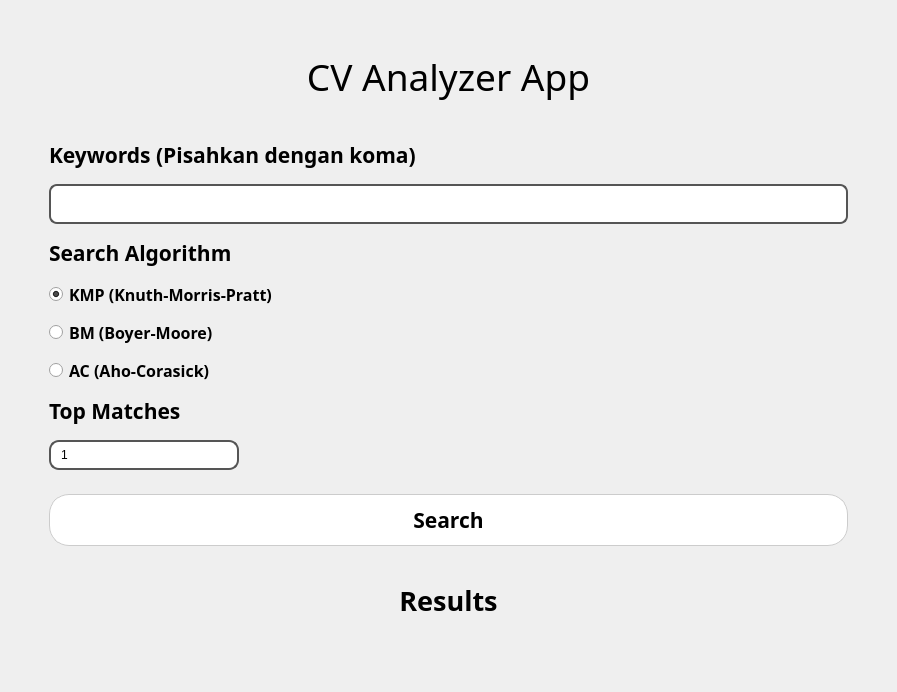
Old version of the form src/ui/main_menu.ui in the repository RealNath/Tubes3_hr.
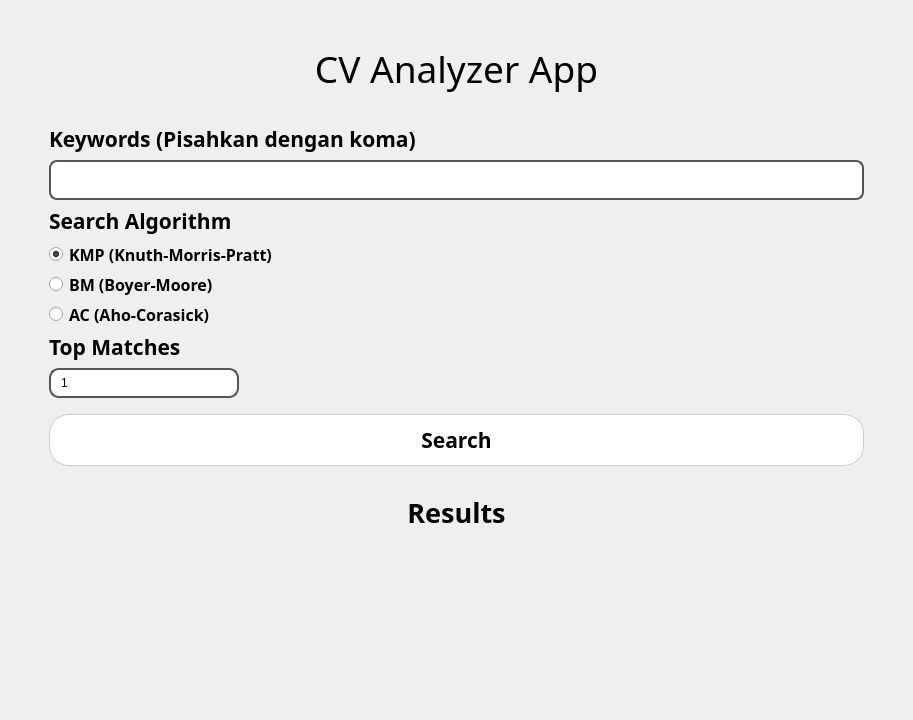
New version of the form.

Commit message: feat : search result display

The edit to the form file:
```diff
--- a/src/ui/main_menu.ui
+++ b/src/ui/main_menu.ui
@@ -6,8 +6,8 @@
    <rect>
     <x>0</x>
     <y>0</y>
-    <width>897</width>
-    <height>692</height>
+    <width>913</width>
+    <height>720</height>
    </rect>
   </property>
   <property name="cursor">
@@ -43,8 +43,8 @@
         <rect>
          <x>0</x>
          <y>0</y>
-         <width>817</width>
-         <height>674</height>
+         <width>833</width>
+         <height>702</height>
         </rect>
        </property>
        <layout class="QVBoxLayout" name="verticalLayout_2">
@@ -441,11 +441,19 @@
          </widget>
         </item>
         <item>
-         <layout class="QGridLayout" name="searchResult">
-          <property name="spacing">
-           <number>5</number>
+         <widget class="QWidget" name="searchResult" native="true">
+          <property name="sizePolicy">
+           <sizepolicy hsizetype="Preferred" vsizetype="Preferred">
+            <horstretch>0</horstretch>
+            <verstretch>0</verstretch>
+           </sizepolicy>
           </property>
-         </layout>
+          <layout class="QGridLayout" name="gridLayout">
+           <property name="spacing">
+            <number>10</number>
+           </property>
+          </layout>
+         </widget>
         </item>
        </layout>
       </widget>
```
The commit also changes 5 other files.
